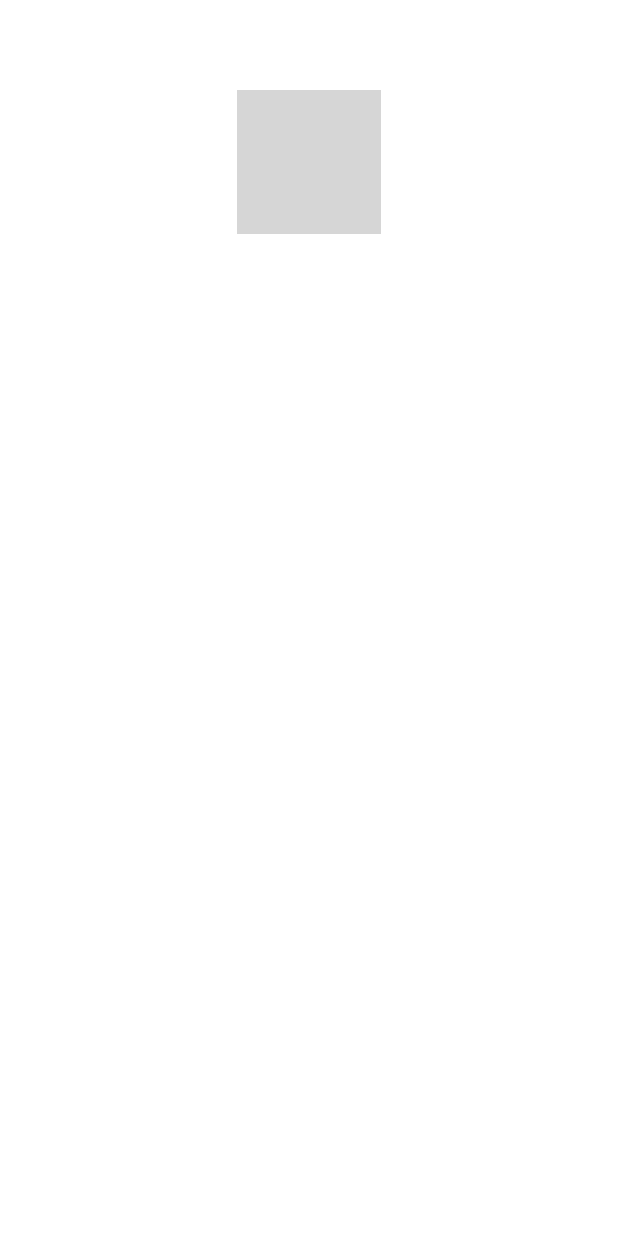
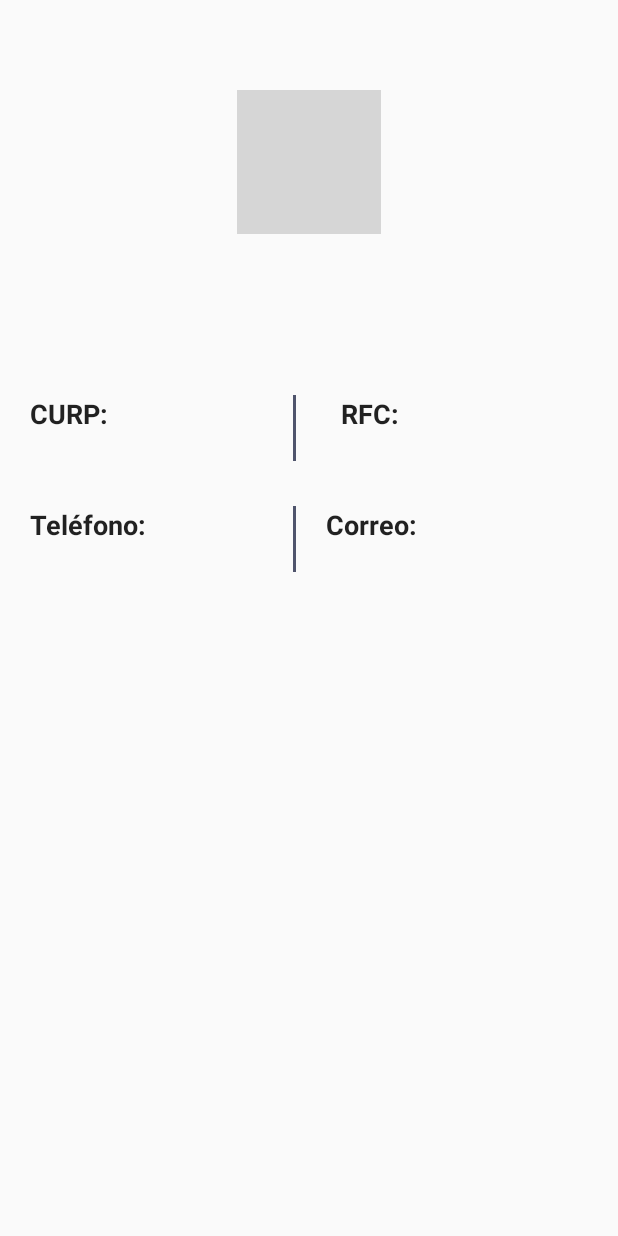
Before and after one commit to David-Nextia/Infon, an Android app: the fragment ProfileFragment shown on its own in the app's theme, on a phone screen of 412 x 824 dp. Run offline under Robolectric (Android 15) with nearby library versions, the phone set to English and light mode, and no system bars; our stand-ins replace data binding; 2 statements that could not run were skipped; grey boxes are pictures that could not be loaded.

Commit message:
vista profile terminada con binding

```diff
--- a/app/src/main/res/layout/fragment_profile.xml
+++ b/app/src/main/res/layout/fragment_profile.xml
@@ -7,13 +7,16 @@
         <variable
             name="user"
             type="com.nextia.domain.models.user.UserResponse" />
+        <import
+            alias="html"
+            type="android.text.Html"/>
     </data>
 
     <androidx.constraintlayout.widget.ConstraintLayout
         android:layout_width="match_parent"
         android:layout_height="match_parent"
         tools:context=".ui.profile.ProfileFragment"
-        android:background="#FFFFFF">
+       >
 
         <LinearLayout
             android:layout_width="match_parent"
@@ -22,24 +25,146 @@
             android:gravity="center_horizontal">
 
                 <ImageView
+
                     android:layout_marginTop="60dp"
                     android:id="@+id/imageView3"
                     android:layout_width="wrap_content"
                     android:layout_height="wrap_content"
                     app:srcCompat="@drawable/perfil" />
 
+            <TextView
 
-            <TextView
                 android:id="@+id/tx_name"
                 android:layout_width="wrap_content"
                 android:layout_height="wrap_content"
-                android:layout_marginTop="10dp"
+                android:layout_marginTop="50dp"
                 android:gravity="center"
-                android:text="@{user.emailPersonal}"
-                android:textAppearance="@android:style/TextAppearance.Large"
-                android:textColor="@color/colorPrimary"
-                android:textStyle="bold" />
+                android:textSize="20sp"
+                tools:text="@string/NSS_profiletest"
+                android:text="@{html.fromHtml(@string/NSS_profile(user.Nss))}"
+                android:textColor="@color/colorgrayblue"
+                />
+            <LinearLayout
+                android:layout_width="match_parent"
+                android:layout_height="wrap_content"
+                android:layout_marginTop="30dp"
+                android:gravity="center_vertical"
+                android:orientation="horizontal">
 
+
+                <LinearLayout
+                    android:layout_width="match_parent"
+                    android:layout_height="wrap_content"
+                    android:layout_marginLeft="20dp"
+                    android:layout_weight="1"
+                    android:orientation="vertical">
+
+                    <TextView
+                        android:layout_width="wrap_content"
+                        android:layout_height="wrap_content"
+                        android:text="CURP: "
+                        android:textAppearance="@android:style/TextAppearance.Medium"
+                        android:textStyle="bold" />
+
+                    <TextView
+                        android:id="@+id/tx_curp"
+                        android:layout_width="wrap_content"
+                        android:layout_height="wrap_content"
+                        android:textAppearance="@android:style/TextAppearance.Small"
+                        android:text="@{user.scurp}"
+                        android:textStyle="bold" />
+
+                </LinearLayout>
+
+                <ImageView
+                    android:layout_width="2dp"
+                    android:layout_height="match_parent"
+                    app:srcCompat="@color/colorgrayblue"
+                    android:layout_marginRight="20dp"/>
+
+                <LinearLayout
+                    android:layout_width="match_parent"
+                    android:layout_height="wrap_content"
+                    android:layout_marginLeft="10dp"
+                    android:layout_marginRight="20dp"
+                    android:layout_weight="1"
+                    android:orientation="vertical">
+
+                    <TextView
+                        android:layout_width="wrap_content"
+                        android:layout_height="wrap_content"
+                        android:text="RFC: "
+                        android:textAppearance="@android:style/TextAppearance.Medium"
+                        android:textStyle="bold" />
+
+                    <TextView
+                        android:id="@+id/tx_rfc"
+                        android:layout_width="wrap_content"
+                        android:layout_height="wrap_content"
+                        android:text="@{user.rfc}"
+                        android:textAppearance="@android:style/TextAppearance.Small"
+                        android:textStyle="bold" />
+
+                </LinearLayout>
+            </LinearLayout>
+            <LinearLayout
+                android:layout_width="match_parent"
+                android:layout_height="wrap_content"
+                android:layout_marginTop="30dp"
+                android:orientation="horizontal">
+
+                <LinearLayout
+                    android:layout_width="match_parent"
+                    android:layout_height="wrap_content"
+                    android:layout_marginLeft="20dp"
+                    android:layout_weight="1"
+                    android:orientation="vertical">
+
+                    <TextView
+                        android:layout_width="wrap_content"
+                        android:layout_height="wrap_content"
+                        android:text="Teléfono: "
+                        android:textAppearance="@android:style/TextAppearance.Medium"
+                        android:textStyle="bold" />
+
+                    <TextView
+                        android:id="@+id/tx_tel"
+                        android:text="@{user.telefonoCelular}"
+                        android:layout_width="wrap_content"
+                        android:layout_height="wrap_content"
+                        android:textAppearance="@android:style/TextAppearance.Small"
+                        android:textStyle="bold" />
+                </LinearLayout>
+
+                <ImageView
+                    android:layout_width="2dp"
+                    android:layout_height="match_parent"
+                    app:srcCompat="@color/colorgrayblue"
+                    android:layout_marginRight="20dp"/>
+
+                <LinearLayout
+                    android:layout_width="match_parent"
+                    android:layout_height="wrap_content"
+                    android:layout_weight="1"
+                    android:orientation="vertical">
+                    <TextView
+                        android:layout_width="wrap_content"
+                        android:layout_height="wrap_content"
+                        android:text="Correo: "
+                        android:textAppearance="@android:style/TextAppearance.Medium"
+                        android:textStyle="bold" />
+
+                    <TextView
+                        android:id="@+id/tx_correo"
+                        android:layout_width="wrap_content"
+                        android:layout_height="wrap_content"
+                        android:textAppearance="@android:style/TextAppearance.Small"
+                        android:textStyle="bold"
+                        android:text="@{user.emailPersonal}"/>
+
+                </LinearLayout>
+
+            </LinearLayout>
 
         </LinearLayout>
 
--- a/app/src/main/res/values/colors.xml
+++ b/app/src/main/res/values/colors.xml
@@ -6,4 +6,5 @@
     <color name="colorskeleton2">#D5D3D3</color>
     <color name="colorskeleton">#989393</color>
     <color name="colorpink">#FF8279</color>
+    <color name="colorgrayblue">#4F546C</color>
 </resources>
--- a/app/src/main/res/values/strings.xml
+++ b/app/src/main/res/values/strings.xml
@@ -25,7 +25,7 @@
     <string name="welcome">Bienvenido</string>
 
 
-    <!--Savigns -->
+    <!--Savings -->
     <string name="savings_title">Este es tu ahorro</string>
     <string name="savings_ahorro">Ahorro total:</string>
     <string name="savings_description">Tu ahorro en el 2019 genera el 7.32% de rendimiento nominal anual</string>
@@ -39,6 +39,9 @@
     <string name="contribution_ultimo_sueldo">Tu último sueldo</string>
     <string name="contribution_year">Subcuenta de Vivienda</string>
     <string name="contribution_contribution">Aportación</string>
-    <!-- TODO: Remove or change this placeholder text -->
     <string name="hello_blank_fragment">Hello blank fragment</string>
+
+<!--    Binding profile fragment  -->
+    <string name="NSS_profile">NSS: <![CDATA[<b>%s</b>]]></string>
+    <string name="NSS_profiletest">NSS:<b>358759872987987</b></string>
 </resources>
```
